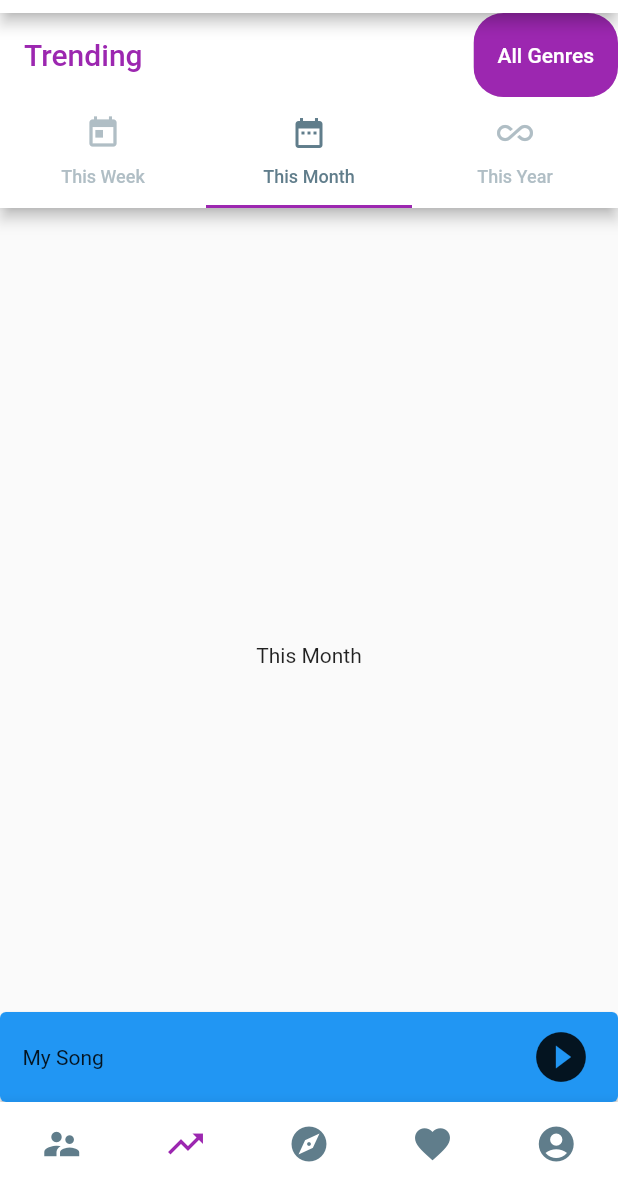
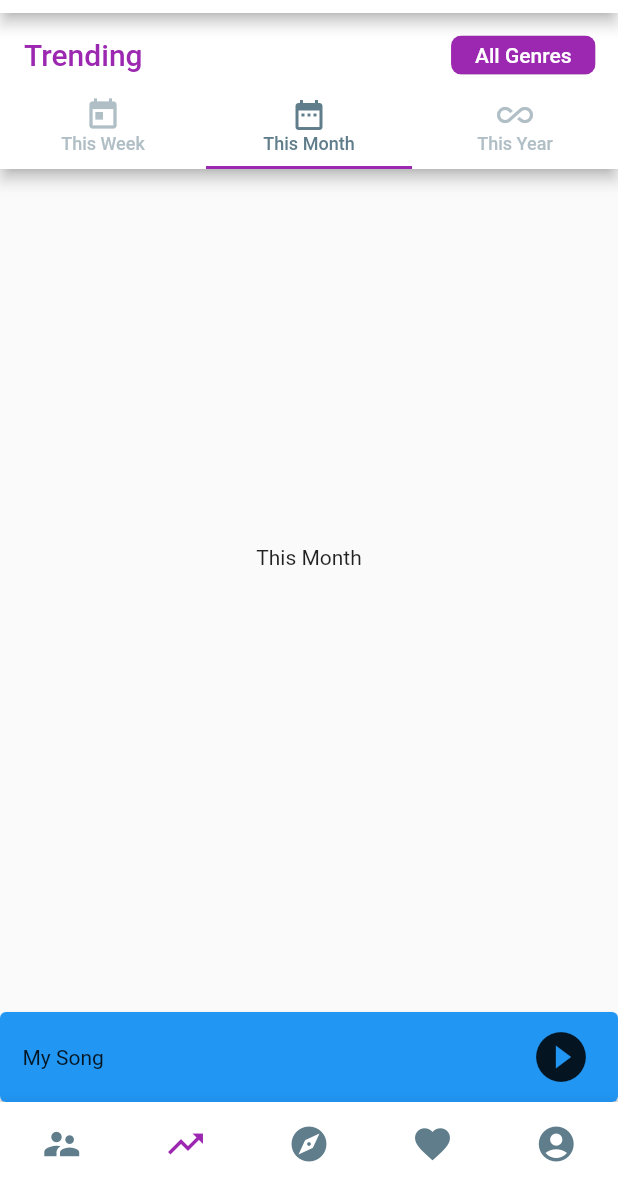
Before and after one commit to Second-Last/audius_flutter_client, a Flutter app: the screen it shows after launch, item 2 of the bottom bar chosen, on a phone screen of 412 x 824 dp, the part 47-1236 px from its top. Run offline on Flutter 3.47's test engine with Material 2 defaults, Android fonts, the phone set to English and light mode, and no system bars.

Commit message:
Fixed TabBar padding and TextButton's uncontrollable height

```diff
--- a/lib/constants.dart
+++ b/lib/constants.dart
@@ -1,3 +1,5 @@
 import 'package:flutter/material.dart';
 
 var audiusColor = Colors.purple;
+var audiusGrey = Colors.blueGrey;
+var audiusLightGrey = Colors.blueGrey[200];
--- a/lib/main.dart
+++ b/lib/main.dart
@@ -76,10 +76,10 @@ class _MyAppState extends State<MyApp> with TickerProviderStateMixin {
           ),
         ),
         tabBarTheme: TabBarTheme(
-          labelColor: Colors.blueGrey,
-          labelStyle: TextStyle(color: Colors.blueGrey, fontSize: 12),
-          unselectedLabelColor: Colors.blueGrey[200],
-          unselectedLabelStyle: TextStyle(color: Colors.blueGrey[200], fontSize: 12),
+          labelColor: audiusGrey,
+          labelStyle: TextStyle(color: audiusGrey, fontSize: 12),
+          unselectedLabelColor: audiusLightGrey,
+          unselectedLabelStyle: TextStyle(color: audiusLightGrey, fontSize: 12),
         ),
       ),
       home: AnnotatedRegion<SystemUiOverlayStyle>(
@@ -96,7 +96,7 @@ class _MyAppState extends State<MyApp> with TickerProviderStateMixin {
             title: TextButton(
               child: Text(
                 'AUDIUS',
-                style: TextStyle(color: Colors.blueGrey, fontSize: 20),
+                style: TextStyle(color: audiusGrey, fontSize: 20),
               ),
               onPressed: () => setState(() => _changePage(1)),
             ),
@@ -113,7 +113,7 @@ class _MyAppState extends State<MyApp> with TickerProviderStateMixin {
             currentIndex: _currentIndex,
             iconSize: 28,
             type: BottomNavigationBarType.fixed,
-            unselectedItemColor: Colors.blueGrey,
+            unselectedItemColor: audiusGrey,
             selectedItemColor: audiusColor,
             showSelectedLabels: false,
             showUnselectedLabels: false,
--- a/lib/pages/trending.dart
+++ b/lib/pages/trending.dart
@@ -1,18 +1,14 @@
 import 'package:flutter/material.dart';
 import '../constants.dart';
 
-class Trending extends StatefulWidget {
-  @override
-  _TrendingState createState() => _TrendingState();
-}
-
-class _TrendingState extends State<Trending> {
+class Trending extends StatelessWidget {
   @override
   Widget build(BuildContext context) {
     return DefaultTabController(
       initialIndex: 1,
       length: 3,
       child: Scaffold(
+        extendBodyBehindAppBar: true,
         appBar: AppBar(
           centerTitle: false,
           title: Padding(
@@ -23,10 +19,10 @@ class _TrendingState extends State<Trending> {
             ),
           ),
           actions: [
-            PreferredSize(
-              preferredSize: Size(40, 150),
+            Padding(
+              padding: const EdgeInsets.all(15),
               child: ClipRRect(
-                borderRadius: BorderRadius.circular(20),
+                borderRadius: BorderRadius.circular(7),
                 child: ElevatedButton(
                   child: Text('All Genres'),
                   onPressed: () => print('All genres!'),
@@ -34,21 +30,34 @@ class _TrendingState extends State<Trending> {
               ),
             ),
           ],
-          bottom: const TabBar(
+          bottom: TabBar(
             tabs: [
               Tab(
-                icon: Icon(Icons.today),
-                text: 'This Week',
+                child: Column(
+                  children: [
+                    Icon(Icons.today),
+                    Text('This Week'),
+                  ],
+                ),
               ),
               Tab(
-                icon: Icon(Icons.date_range),
-                text: 'This Month',
+                child: Column(
+                  children: [
+                    Icon(Icons.date_range),
+                    Text('This Month'),
+                  ],
+                ),
               ),
               Tab(
-                icon: Icon(Icons.all_inclusive),
-                text: 'This Year',
+                child: Column(
+                  children: [
+                    Icon(Icons.all_inclusive),
+                    Text('This Year'),
+                  ],
+                ),
               ),
             ],
+            labelPadding: EdgeInsets.zero,
           ),
         ),
         body: TabBarView(
```
Also changed, not shown: lib/animations/navbar_animations.dart (deleted, +0 -87 lines).
